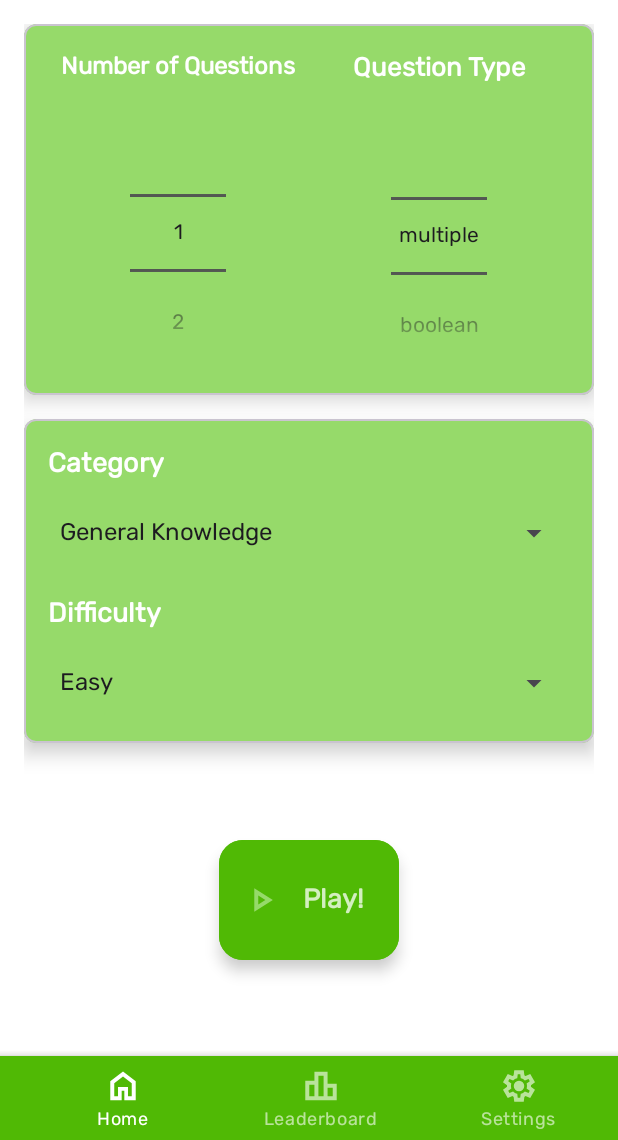
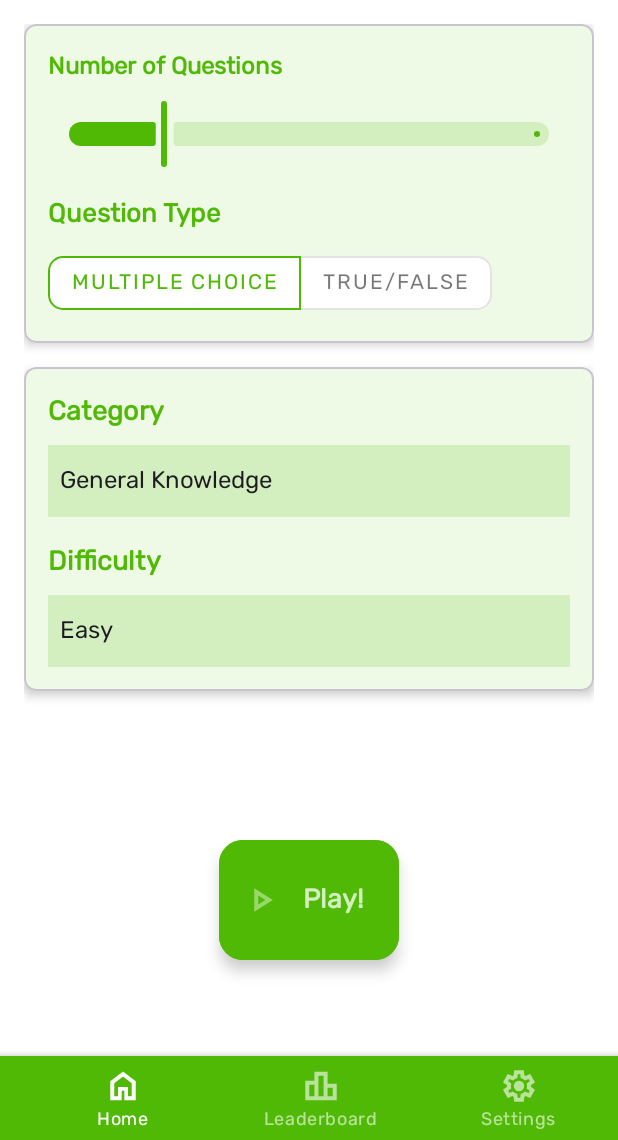
Before and after one commit to d-yjc/triviago, an Android app: the screen it shows after launch once a user with an empty profile is signed in (HomeActivity), on a phone screen of 412 x 824 dp, the part 96-1236 px from its top. Run offline under Robolectric (Android 15) with nearby library versions, the light colour scheme and no system bars; our stand-ins replace Firebase (no records; nobody signed in at launch, a user with empty details on screens opened directly).

Commit message:
Made home page more aligned with material design (Scroll and Material Toggle Button Group).

```diff
--- a/app/src/main/java/com/example/triviago/activities/HomeActivity.kt
+++ b/app/src/main/java/com/example/triviago/activities/HomeActivity.kt
@@ -18,6 +18,7 @@ import com.example.triviago.fragments.LeaderboardFragment
 import com.example.triviago.fragments.SettingsFragment
 import com.google.android.material.bottomnavigation.BottomNavigationView
 import com.google.android.material.floatingactionbutton.ExtendedFloatingActionButton
+import com.google.android.material.slider.Slider
 import com.google.firebase.auth.FirebaseAuth
 
 class HomeActivity : AppCompatActivity() {
@@ -83,20 +84,27 @@ class HomeActivity : AppCompatActivity() {
     private fun startGameActivity() {
         val homeFragment = supportFragmentManager.findFragmentById(R.id.fragment_container) as? HomeFragment
 
-// Retrieve NumberPicker values
-        val numQuestions = homeFragment?.view?.findViewById<NumberPicker>(R.id.num_questions_picker)?.value ?: 10  // Default to 10 if null
+        // Retrieve slider value for the number of questions
+        val numQuestions = homeFragment?.view?.findViewById<Slider>(R.id.num_questions_slider)?.value?.toInt() ?: 10 // Default to 10 if null
+
+        // Retrieve category and difficulty from Spinners
         val difficultyPicker = homeFragment?.view?.findViewById<Spinner>(R.id.difficulty_spinner)
         val categoryPicker = homeFragment?.view?.findViewById<Spinner>(R.id.category_spinner)
-        val typeSpinner = homeFragment?.view?.findViewById<NumberPicker>(R.id.type_picker)
-
         val difficulties = resources.getStringArray(R.array.difficulties)
         val categories = resources.getStringArray(R.array.categories)
-        val types = resources.getStringArray(R.array.types)
-
         val difficulty = difficulties[difficultyPicker?.selectedItemPosition ?: 0].lowercase()
         val category = categories[categoryPicker?.selectedItemPosition ?: 0]
-        val type = types[typeSpinner?.value ?: 0]
 
+        // Retrieve selected type from MaterialToggleButtonGroup
+        val toggleGroup = homeFragment?.view?.findViewById<com.google.android.material.button.MaterialButtonToggleGroup>(R.id.question_type_toggle_group)
+        val selectedButtonId = toggleGroup?.checkedButtonId
+        val type = when (selectedButtonId) {
+            R.id.btn_multiple_choice -> "multiple"
+            R.id.btn_true_false -> "boolean"
+            else -> "any" // Default case
+        }
+
+        // Start the GameActivity with the retrieved values
         val intent = Intent(this, GameActivity::class.java).apply {
             putExtra("numQuestions", numQuestions)
             putExtra("category", category)
@@ -105,6 +113,7 @@ class HomeActivity : AppCompatActivity() {
         }
         startActivity(intent)
     }
+
     private fun loadFragment(fragment: Fragment) {
         supportFragmentManager.beginTransaction()
             .replace(R.id.fragment_container, fragment)
--- a/app/src/main/java/com/example/triviago/fragments/HomeFragment.kt
+++ b/app/src/main/java/com/example/triviago/fragments/HomeFragment.kt
@@ -8,7 +8,9 @@ import android.view.ViewGroup
 import android.widget.ArrayAdapter
 import android.widget.NumberPicker
 import android.widget.Spinner
+import androidx.core.content.ContextCompat
 import com.example.triviago.R
+import com.google.android.material.slider.Slider
 
 // TODO: Rename parameter arguments, choose names that match
 // the fragment initialization parameters, e.g. ARG_ITEM_NUMBER
@@ -39,24 +41,29 @@ class HomeFragment : Fragment() {
     ): View? {
         val view = inflater.inflate(R.layout.fragment_home, container, false)
 
-        // Number of Questions Picker
-        val questionPicker: NumberPicker = view.findViewById(R.id.num_questions_picker)
-        questionPicker.minValue = 1
-        questionPicker.maxValue = 50
-        questionPicker.wrapSelectorWheel = false
-        // Question Type Picker
-        val typePicker: NumberPicker = view.findViewById(R.id.type_picker)
-        val types = resources.getStringArray(R.array.types)
-        typePicker.minValue = 0
-        typePicker.maxValue = 1
-        typePicker.displayedValues = types
-        typePicker.wrapSelectorWheel = false
+        // Number of Questions Slider
+        val questionSlider: Slider = view.findViewById(R.id.num_questions_slider)
+        questionSlider.valueFrom = 1f
+        questionSlider.valueTo = 50f
+        questionSlider.value = 10f // Set default value
+        questionSlider.setLabelFormatter { value -> value.toInt().toString() }
+        questionSlider.trackActiveTintList = ContextCompat.getColorStateList(requireContext(), R.color.primary)!!
+        // Question Type Toggle Group
+        val typeToggleGroup: com.google.android.material.button.MaterialButtonToggleGroup =
+            view.findViewById(R.id.question_type_toggle_group)
+        val multipleChoiceButton = view.findViewById<com.google.android.material.button.MaterialButton>(R.id.btn_multiple_choice)
+        val trueFalseButton = view.findViewById<com.google.android.material.button.MaterialButton>(R.id.btn_true_false)
+
+        // Set default selection (optional)
+        typeToggleGroup.check(R.id.btn_multiple_choice)
+
         // Difficulty Spinner
         val difficultySpinner: Spinner = view.findViewById(R.id.difficulty_spinner)
         val difficulties = resources.getStringArray(R.array.difficulties)
         val difficultyAdapter = ArrayAdapter(requireContext(), android.R.layout.simple_spinner_item, difficulties)
         difficultyAdapter.setDropDownViewResource(android.R.layout.simple_spinner_dropdown_item)
         difficultySpinner.adapter = difficultyAdapter
+
         // Category Spinner
         val categorySpinner: Spinner = view.findViewById(R.id.category_spinner)
         val categories = resources.getStringArray(R.array.categories)
--- /dev/null
+++ b/app/src/main/res/drawable/circular_profile.xml
@@ -0,0 +1,8 @@
+<?xml version="1.0" encoding="utf-8"?>
+<shape xmlns:android="http://schemas.android.com/apk/res/android"
+    android:shape="oval">
+    <solid android:color="@color/primaryContainer" />
+    <size
+        android:width="150dp"
+        android:height="150dp" />
+</shape>
--- /dev/null
+++ b/app/src/main/res/drawable/number_picker.xml
@@ -0,0 +1,5 @@
+<?xml version="1.0" encoding="utf-8"?>
+<shape xmlns:android="http://schemas.android.com/apk/res/android">
+    <solid android:color="@color/primary" /> <!-- Set your desired background color -->
+    <corners android:radius="16dp" /> <!-- Adjust corner radius as needed -->
+</shape>
--- a/app/src/main/res/layout/activity_home.xml
+++ b/app/src/main/res/layout/activity_home.xml
@@ -30,8 +30,7 @@
                 android:theme="?attr/actionBarTheme"
                 app:menu="@menu/top_app_bar"
                 app:title="@string/app_name"
-                app:titleTextAppearance="@style/TopAppBar"
-                />
+                app:titleTextAppearance="@style/TopAppBar" />
 
         </com.google.android.material.appbar.AppBarLayout>
 
--- a/app/src/main/res/layout/activity_profile.xml
+++ b/app/src/main/res/layout/activity_profile.xml
@@ -42,8 +42,9 @@
                     android:layout_width="150dp"
                     android:layout_height="150dp"
                     android:layout_gravity="center"
-                    android:background="@color/primaryContainer"
-                    android:src="@drawable/ic_profile" />
+                    android:background="@drawable/circular_profile"
+                    android:src="@drawable/ic_profile"
+                    />
 
                 <!-- User Name -->
                 <TextView
@@ -123,6 +124,7 @@
                     android:id="@+id/pastQuizzesRecyclerView"
                     android:layout_width="match_parent"
                     android:layout_height="wrap_content"
+                    android:scrollIndicators="right"
                     tools:listitem="@layout/item_quiz_response" />
             </LinearLayout>
         </com.google.android.material.card.MaterialCardView>
--- a/app/src/main/res/layout/fragment_home.xml
+++ b/app/src/main/res/layout/fragment_home.xml
@@ -18,62 +18,73 @@
             android:layout_width="match_parent"
             android:layout_height="wrap_content"
             android:layout_marginBottom="16dp"
-            app:cardElevation="8dp"
+            app:cardElevation="4dp"
             app:cardCornerRadius="8dp"
-            app:cardBackgroundColor="@color/primaryContainer">
+            app:cardBackgroundColor="@color/primaryBackground">
 
             <LinearLayout
                 android:layout_width="match_parent"
                 android:layout_height="wrap_content"
-                android:orientation="horizontal"
-                android:weightSum="2"
+                android:orientation="vertical"
                 android:padding="16dp">
 
                 <!-- Number of Questions -->
-                <LinearLayout
-                    android:layout_width="0dp"
-                    android:layout_height="wrap_content"
-                    android:layout_weight="1"
-                    android:orientation="vertical"
-                    android:gravity="center_horizontal">
-
                 <TextView
                     android:layout_width="wrap_content"
                     android:layout_height="wrap_content"
                     android:layout_marginBottom="8dp"
                     android:text="Number of Questions"
-                        android:textColor="@android:color/white"
+                    android:textColor="@color/primary"
                     android:textSize="16sp"
                     android:textStyle="bold" />
 
-                    <NumberPicker
-                        android:id="@+id/num_questions_picker"
-                        android:layout_width="wrap_content"
-                        android:layout_height="wrap_content" />
-                </LinearLayout>
-
                 <!-- Question Type -->
-                <LinearLayout
-                    android:layout_width="0dp"
+                <com.google.android.material.slider.Slider
+                    android:id="@+id/num_questions_slider"
+                    android:layout_width="match_parent"
                     android:layout_height="wrap_content"
-                    android:layout_weight="1"
-                    android:orientation="vertical"
-                    android:gravity="center_horizontal">
+                    android:stepSize="0"
+                    android:valueFrom="1"
+                    android:valueTo="50"
+                    app:trackColor="@color/primaryLight"
+                    />
 
                 <TextView
                     android:layout_width="wrap_content"
                     android:layout_height="wrap_content"
+                    android:layout_marginTop="16dp"
                     android:text="Question Type"
                     android:textSize="17sp"
                     android:textStyle="bold"
-                        android:textColor="@android:color/white"
+                    android:textColor="@color/primary"
                     android:layout_marginBottom="8dp" />
 
-                    <NumberPicker
-                        android:id="@+id/type_picker"
+                <com.google.android.material.button.MaterialButtonToggleGroup
+                    android:id="@+id/question_type_toggle_group"
                     android:layout_width="wrap_content"
-                        android:layout_height="wrap_content" />
-                </LinearLayout>
+                    android:layout_height="wrap_content"
+                    app:singleSelection="true">
+
+                    <com.google.android.material.button.MaterialButton
+                        android:id="@+id/btn_multiple_choice"
+                        style="@style/Widget.MaterialComponents.Button.OutlinedButton"
+                        android:layout_width="wrap_content"
+                        android:layout_height="wrap_content"
+                        app:cornerRadius="10dp"
+                        app:checkedIconTint="@color/primary"
+                        app:backgroundTint="@color/white"
+                        android:text="Multiple Choice" />
+
+                    <com.google.android.material.button.MaterialButton
+                        android:id="@+id/btn_true_false"
+                        style="@style/Widget.MaterialComponents.Button.OutlinedButton"
+                        android:layout_width="wrap_content"
+                        android:layout_height="wrap_content"
+                        app:checkedIconTint="@color/primary"
+                        app:backgroundTint="@color/white"
+                        app:cornerRadius="10dp"
+                        android:text="True/False" />
+                </com.google.android.material.button.MaterialButtonToggleGroup>
             </LinearLayout>
         </com.google.android.material.card.MaterialCardView>
 
@@ -81,9 +92,9 @@
         <com.google.android.material.card.MaterialCardView
             android:layout_width="match_parent"
             android:layout_height="wrap_content"
-            app:cardElevation="8dp"
+            app:cardElevation="4dp"
             app:cardCornerRadius="8dp"
-            app:cardBackgroundColor="@color/primaryContainer">
+            app:cardBackgroundColor="@color/primaryBackground">
 
             <LinearLayout
                 android:layout_width="match_parent"
@@ -98,30 +109,31 @@
                     android:text="Category"
                     android:textSize="18sp"
                     android:textStyle="bold"
-                    android:textColor="@android:color/white"
+                    android:textColor="@color/primary"
                     android:layout_marginBottom="8dp" />
-
-                <!-- Difficulty -->
 
                 <Spinner
                     android:id="@+id/category_spinner"
                     android:layout_width="match_parent"
                     android:layout_height="48dp"
-                    android:layout_marginBottom="16dp" />
+                    android:layout_marginBottom="16dp"
+                    android:background="@color/primaryLight" />
 
+                <!-- Difficulty -->
                 <TextView
                     android:layout_width="wrap_content"
                     android:layout_height="wrap_content"
                     android:text="Difficulty"
                     android:textSize="18sp"
                     android:textStyle="bold"
-                    android:textColor="@android:color/white"
+                    android:textColor="@color/primary"
                     android:layout_marginBottom="8dp" />
 
                 <Spinner
                     android:id="@+id/difficulty_spinner"
                     android:layout_width="match_parent"
-                    android:layout_height="48dp" />
+                    android:layout_height="48dp"
+                    android:background="@color/primaryLight" />
             </LinearLayout>
         </com.google.android.material.card.MaterialCardView>
     </LinearLayout>
--- a/app/src/main/res/menu/top_app_bar.xml
+++ b/app/src/main/res/menu/top_app_bar.xml
@@ -4,10 +4,10 @@
 
     <item
         android:id="@+id/action_profile"
-        android:title="Profile"/>
+        android:title="View Profile"/>
     <item
         android:id="@+id/action_logout"
-        android:title="Logout"/>
+        android:title="Log out"/>
 
 
 </menu>
--- a/app/src/main/res/values/colors.xml
+++ b/app/src/main/res/values/colors.xml
@@ -2,7 +2,10 @@
 <resources>
     <color name="primary">#50B905</color>
     <color name="primaryContainer">#96da6a</color>
+    <color name="primaryBackground">#eef9e6</color>
     <color name="primaryLight">#d3efc0</color>
+    <color name="complementary">#6e05b9</color>
+    <color name="complementaryContainer">#e5bef0</color>
     <color name="black">#FF000000</color>
     <color name="white">#FFFFFFFF</color>
 </resources>
```
Lines whose indentation alone changed are shown as unchanged.
